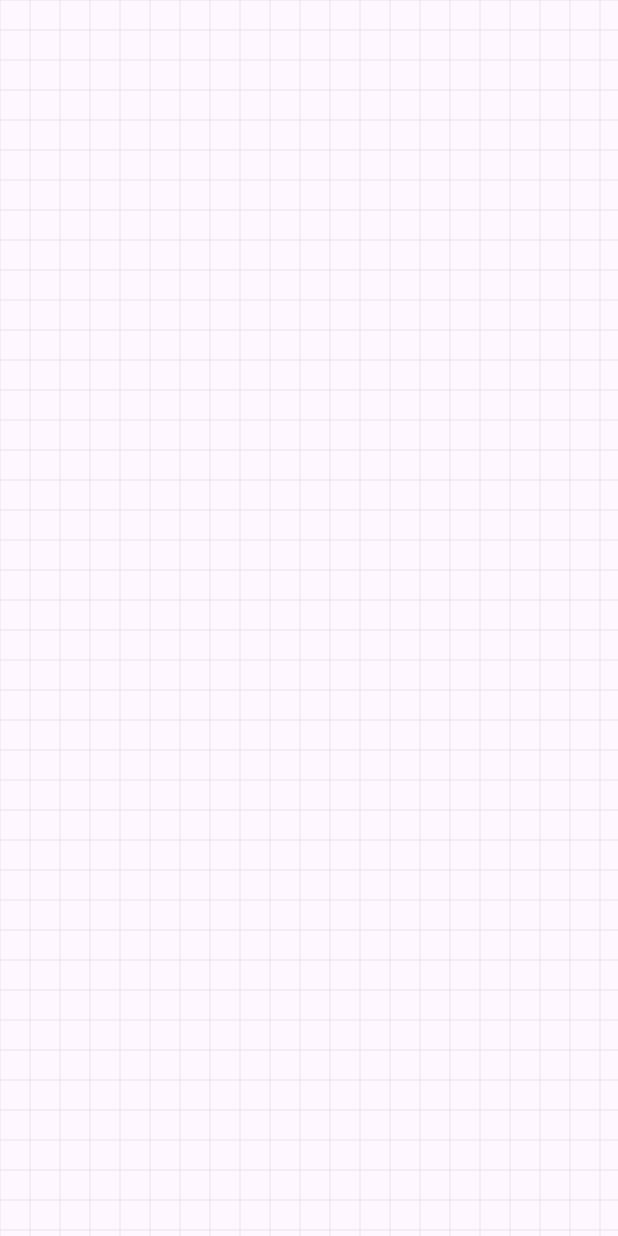
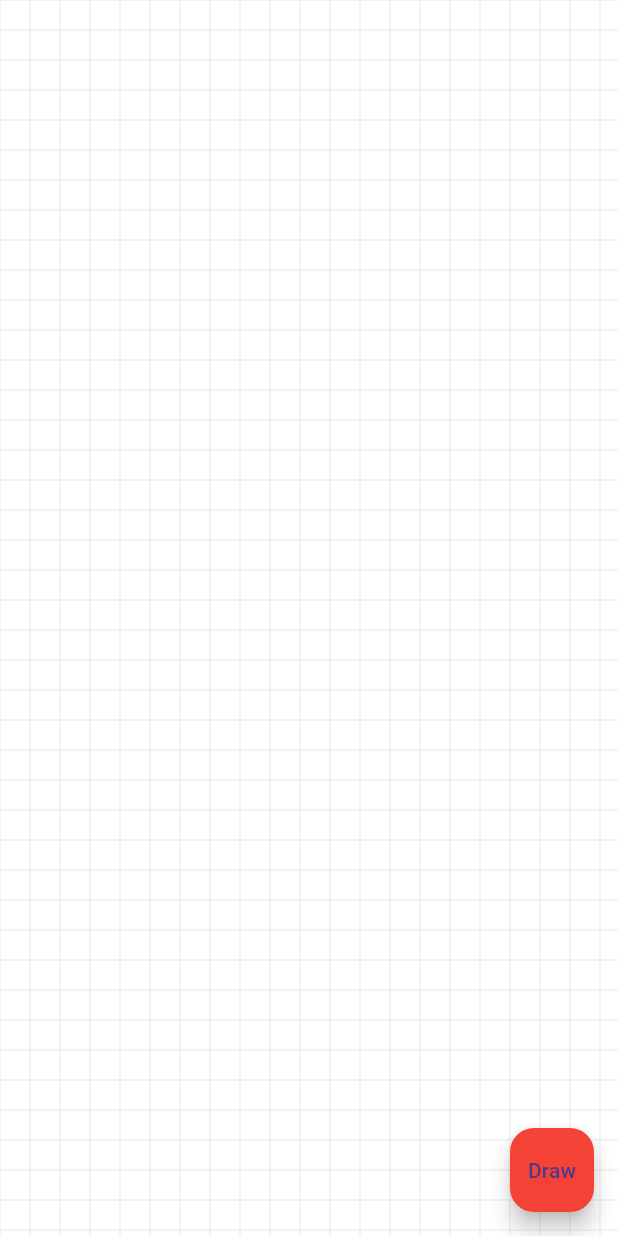
Before and after one commit to AlefGG/canvas, a Flutter app: the screen it shows after launch, on a phone screen of 412 x 824 dp. Run offline on Flutter 3.47's test engine with Material 3 defaults, Android fonts, the phone set to English and light mode, and no system bars.

Commit message:
grid, pan and draw

```diff
--- a/lib/drawing_canvas.dart
+++ b/lib/drawing_canvas.dart
@@ -1,107 +1,158 @@
 import 'dart:ui';
 
-import 'package:flutter/gestures.dart';
+import 'package:canvas_drawable/zoomed_in_view.dart';
 import 'package:flutter/material.dart';
 
+enum CanvasState { pan, draw }
+
 class DrawingPage extends StatefulWidget {
-  const DrawingPage({super.key, required this.size});
-
-  final Size size;
+  const DrawingPage({super.key});
 
   @override
-  DrawingPageState createState() => DrawingPageState();
+  _DrawingPageState createState() => _DrawingPageState();
 }
 
-class DrawingPageState extends State<DrawingPage> {
+class _DrawingPageState extends State<DrawingPage> {
   List<Offset?> points = [];
-  Offset _canvasOffset = Offset.zero;
-  Offset? _previousOffset;
+  CanvasState canvasState = CanvasState.draw;
 
-  @override
-  void initState() {
-    super.initState();
-
-    _canvasOffset = Offset(
-      -widget.size.width * 5,
-      -widget.size.height * 5,
-    );
-  }
+  //add the offset variable to keep track of the current offset
+  Offset offset = const Offset(0, 0);
 
   @override
   Widget build(BuildContext context) {
     return Scaffold(
-      body: GestureDetector(
-        onPanUpdate: (details) {
+      floatingActionButton: FloatingActionButton(
+        backgroundColor:
+            canvasState == CanvasState.draw ? Colors.red : Colors.blue,
+        onPressed: () {
           setState(() {
-            points.add(details.localPosition - _canvasOffset);
+            canvasState = canvasState == CanvasState.draw
+                ? CanvasState.pan
+                : CanvasState.draw;
           });
         },
-        onPanEnd: (details) {
-          points.add(null);
-        },
-        onScaleUpdate: (details) {
-          // Only pan the canvas if two fingers are used
-          if (details.pointerCount == 2) {
-            setState(() {
-              _canvasOffset += details.focalPointDelta;
-            });
-          }
-        },
-        child: CustomPaint(
-          size: Size.infinite,
-          painter: DrawingPainter(points, _canvasOffset),
+        child: Text(
+          canvasState == CanvasState.draw ? "Draw" : "Pan",
         ),
+      ),
+      body: Stack(
+        children: [
+          GestureDetector(
+            onPanDown: (details) {
+              setState(() {
+                if (canvasState == CanvasState.draw) {
+                  points.add(details.localPosition - offset);
+                }
+              });
+            },
+            onPanUpdate: (details) {
+              setState(() {
+                if (canvasState == CanvasState.pan) {
+                  offset += details.delta;
+                } else {
+                  points.add(details.localPosition - offset);
+                }
+              });
+            },
+            onPanEnd: (details) {
+              setState(() {
+                if (canvasState == CanvasState.draw) {
+                  points.add(null);
+                }
+              });
+            },
+            child: SizedBox(
+              width: MediaQuery.sizeOf(context).width * 10,
+              height: MediaQuery.sizeOf(context).height * 10,
+              child: ClipRRect(
+                child: CustomPaint(
+                  painter: CanvasCustomPainter(
+                    points: points,
+                    offset: offset,
+                  ),
+                ),
+              ),
+            ),
+          ),
+          if (canvasState == CanvasState.draw && points.isNotEmpty)
+            Positioned(
+              top: 80,
+              right: 80,
+              child: ZoomedInView(
+                currentPoint: points.last ?? Offset.zero,
+                points: points,
+              ),
+            ),
+        ],
       ),
     );
   }
 }
 
-class DrawingPainter extends CustomPainter {
-  final List<Offset?> points;
-  final Offset canvasOffset;
+class CanvasCustomPainter extends CustomPainter {
+  List<Offset?> points;
+  Offset offset;
 
-  DrawingPainter(this.points, this.canvasOffset);
-
+  CanvasCustomPainter({
+    required this.points,
+    required this.offset,
+  });
   @override
   void paint(Canvas canvas, Size size) {
-    // Apply canvas offset for panning
-    canvas.translate(canvasOffset.dx, canvasOffset.dy);
+    // Определение цвета фона и заливка холста
+    Paint background = Paint()..color = Colors.white;
+    canvas.drawPaint(background);
 
-    // Draw the grid
-    _drawGrid(canvas, size * 10);
+    // Отрисовка бесконечной сетки
+    drawGrid(canvas, size);
 
-    // Draw the user's drawing
-    Paint paint = Paint()
+    // Применяем смещение к холсту
+    canvas.translate(offset.dx, offset.dy);
+
+    // Определение свойств рисования
+    Paint drawingPaint = Paint()
+      ..strokeCap = StrokeCap.round
+      ..isAntiAlias = true
       ..color = Colors.black
-      ..strokeCap = StrokeCap.round
-      ..strokeWidth = 5.0;
+      ..strokeWidth = 1.5;
 
-    for (int i = 0; i < points.length - 1; i++) {
-      if (points[i] != null && points[i + 1] != null) {
-        canvas.drawLine(points[i]!, points[i + 1]!, paint);
+    // Отрисовка линий
+    for (int x = 0; x < points.length - 1; x++) {
+      if (points[x] != null && points[x + 1] != null) {
+        canvas.drawLine(points[x]!, points[x + 1]!, drawingPaint);
+      } else if (points[x] != null && points[x + 1] == null) {
+        canvas.drawPoints(PointMode.points, [points[x]!], drawingPaint);
       }
     }
+
+    // Восстанавливаем состояние холста
+    canvas.translate(-offset.dx, -offset.dy);
   }
 
-  void _drawGrid(Canvas canvas, Size size) {
-    double gridSize = 20.0; // Size of each square in the grid
+  void drawGrid(Canvas canvas, Size size) {
+    double gridSize = 20.0; // Размер каждой ячейки сетки
     Paint gridPaint = Paint()
       ..color = Colors.grey[300]!
       ..strokeWidth = 0.5;
 
-    // Draw vertical lines
-    for (double x = 0; x < size.width; x += gridSize) {
-      canvas.drawLine(Offset(x, 0), Offset(x, size.height), gridPaint);
+    // Корректируем смещение для начала сетки
+    double startX = offset.dx % gridSize;
+    double startY = offset.dy % gridSize;
+
+    // Рисование вертикальных линий
+    for (double x = startX; x < size.width; x += gridSize) {
+      canvas.drawLine(Offset(x, startY), Offset(x, size.height), gridPaint);
     }
 
-    // Draw horizontal lines
-    for (double y = 0; y < size.height; y += gridSize) {
-      canvas.drawLine(Offset(0, y), Offset(size.width, y), gridPaint);
+    // Рисование горизонтальных линий
+    for (double y = startY; y < size.height; y += gridSize) {
+      canvas.drawLine(Offset(startX, y), Offset(size.width, y), gridPaint);
     }
   }
 
   @override
-  bool shouldRepaint(covariant CustomPainter oldDelegate) {
+  bool shouldRepaint(CanvasCustomPainter oldDelegate) {
     return true;
   }
 }
--- a/lib/main.dart
+++ b/lib/main.dart
@@ -13,11 +13,8 @@ class MyApp extends StatelessWidget {
 
   @override
   Widget build(BuildContext context) {
-    return MaterialApp(
-      home: DrawingPage(
-        size: Size(MediaQuery.sizeOf(context).width,
-            MediaQuery.sizeOf(context).height),
-      ),
+    return const MaterialApp(
+      home: DrawingPage(),
     );
   }
 }
```
Also changed, not shown: lib/draw_grid.dart (added, +22 -0 lines), lib/zoomed_in_view.dart (added, +35 -0 lines), pubspec.lock, 1 other file.
